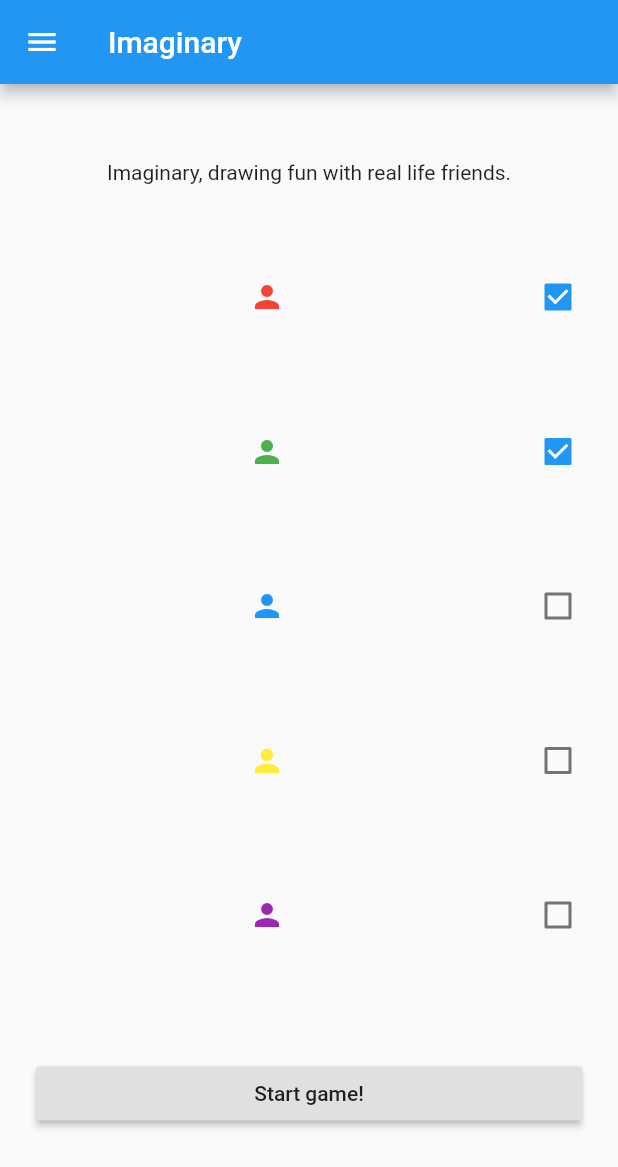
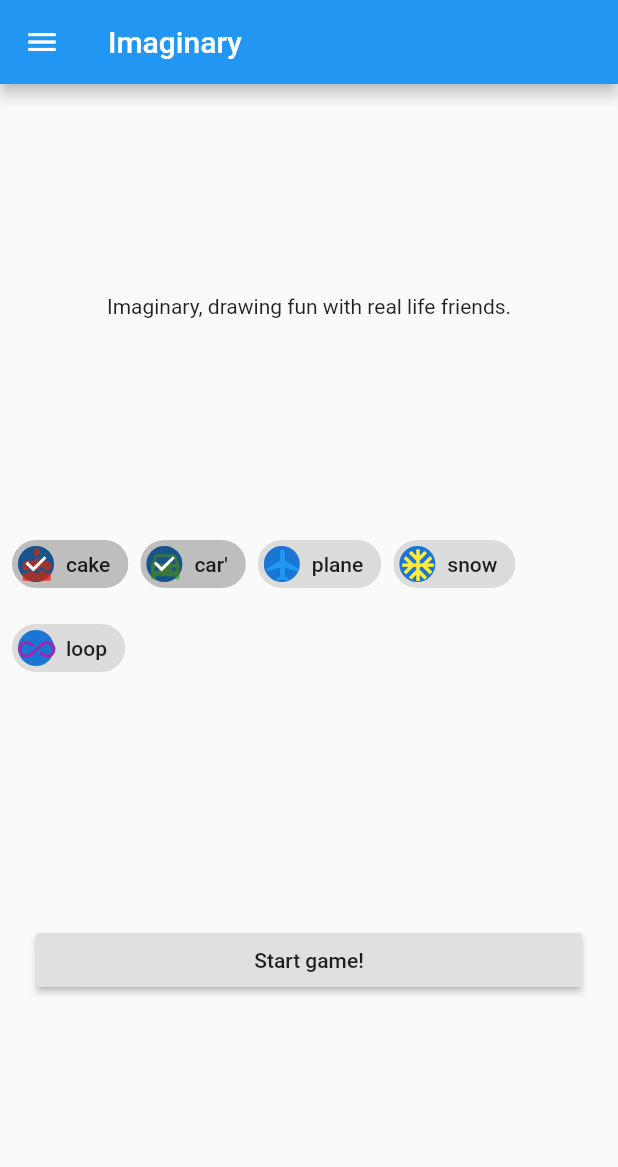
Before and after one commit to altera2015/Imaginary, a Flutter app: the screen it shows after launch, on a phone screen of 412 x 824 dp. Shown: the top 1167 px of the screen. Run offline on Flutter 3.47's test engine with Material 2 defaults, Android fonts, the phone set to English and light mode, and no system bars; our stand-ins replace flutter_colorpicker, flutter_speed_dial, sqflite; missing offline and left inert: esys_flutter_share; accounts and stored records are empty; project files that could hold a hidden picture were left out.

Commit message:
Updated new game screen

```diff
--- a/lib/new_game.dart
+++ b/lib/new_game.dart
@@ -17,13 +17,6 @@ class NewGamePage extends StatefulWidget {
 class _NewGameState extends State<NewGamePage> {
   Game _game;
   List<bool> _activePlayers = [true, true, false, false, false];
-  final List<Color> _colors = [
-    Colors.red,
-    Colors.green,
-    Colors.blue,
-    Colors.yellow,
-    Colors.purple
-  ];
   Words _words;
 
   @override
@@ -37,6 +30,25 @@ class _NewGameState extends State<NewGamePage> {
   void dispose() {
     _words.dispose();
     super.dispose();
+  }
+
+  Iterable<Widget> get playerWidgets sync* {
+    for (PlayerConfig config in PlayerConfig.players) {
+      yield Padding(
+        padding: const EdgeInsets.all(4.0),
+        child: FilterChip(
+          avatar: CircleAvatar(
+              child: Icon(config.iconData, color: config.color, size: 25)),
+          label: Text(config.name),
+          selected: _activePlayers[config.index],
+          onSelected: (bool value) {
+            setState(() {
+              _activePlayers[config.index] = value;
+            });
+          },
+        ),
+      );
+    }
   }
 
   @override
@@ -72,7 +84,6 @@ class _NewGameState extends State<NewGamePage> {
                   _words.getStats();
                   Navigator.pop(context);
                 })
-
           ],
         )),
         appBar: new AppBar(
@@ -86,49 +97,8 @@ class _NewGameState extends State<NewGamePage> {
               children: <Widget>[
                 Text("Imaginary, drawing fun with real life friends.",
                     textAlign: TextAlign.center),
-                CheckboxListTile(
-                  title: Icon(Icons.person, color: _colors[0]),
-                  value: _activePlayers[0],
-                  onChanged: (bool value) {
-                    setState(() {
-                      _activePlayers[0] = value;
-                    });
-                  },
-                ),
-                CheckboxListTile(
-                    title: Icon(Icons.person, color: _colors[1]),
-                    value: _activePlayers[1],
-                    onChanged: (bool value) {
-                      setState(() {
-                        _activePlayers[1] = value;
-                      });
-                    }),
-                CheckboxListTile(
-                  title: Icon(Icons.person, color: _colors[2]),
-                  value: _activePlayers[2],
-                  onChanged: (bool value) {
-                    setState(() {
-                      _activePlayers[2] = value;
-                    });
-                  },
-                ),
-                CheckboxListTile(
-                  title: Icon(Icons.person, color: _colors[3]),
-                  value: _activePlayers[3],
-                  onChanged: (bool value) {
-                    setState(() {
-                      _activePlayers[3] = value;
-                    });
-                  },
-                ),
-                CheckboxListTile(
-                  title: Icon(Icons.person, color: _colors[4]),
-                  value: _activePlayers[4],
-                  onChanged: (bool value) {
-                    setState(() {
-                      _activePlayers[4] = value;
-                    });
-                  },
+                Wrap(
+                  children: playerWidgets.toList(),
                 ),
                 Padding(
                     padding: EdgeInsets.all(20.0),
@@ -140,7 +110,8 @@ class _NewGameState extends State<NewGamePage> {
                               _game.players = [];
                               for (int i = 0; i < _activePlayers.length; i++) {
                                 if (_activePlayers[i]) {
-                                  _game.players.add(Player(i, _colors[i], 0));
+                                  _game.players.add(
+                                      Player(i, PlayerConfig.players[i], 0));
                                 }
                               }
                               _game.currentDrawer = 0;
--- a/lib/player.dart
+++ b/lib/player.dart
@@ -1,5 +1,6 @@
 import 'dart:core';
 import 'package:flutter/painting.dart';
+import 'package:flutter/material.dart';
 
 class Game {
   List<Player> players;
@@ -8,41 +9,78 @@ class Game {
 
   void nextDrawer() {
     currentDrawer++;
-    if ( currentDrawer >= players.length ) {
+    if (currentDrawer >= players.length) {
       currentDrawer = 0;
     }
   }
-  Player drawer( ) {
+
+  Player drawer() {
     return players[currentDrawer];
   }
-
 }
 
+class PlayerConfig {
+  final int index;
+  final Color color;
+  final IconData iconData;
+  final String name;
+
+  PlayerConfig(this.index, this.color, this.iconData, this.name);
+
+  factory PlayerConfig.create(int index, String name) {
+    return PlayerConfig(index, colors[index], icons[index], name);
+  }
+
+  static List<Color> colors = [
+    Colors.red,
+    Colors.green,
+    Colors.blue,
+    Colors.yellow,
+    Colors.purple
+  ];
+
+  static List<IconData> icons = [
+    Icons.cake,
+    Icons.directions_car,
+    Icons.airplanemode_active,
+    Icons.ac_unit,
+    Icons.all_inclusive
+  ];
+
+  static List<PlayerConfig> players = [
+    PlayerConfig.create(0, "cake"),
+    PlayerConfig.create(1, "car'"),
+    PlayerConfig.create(2, "plane"),
+    PlayerConfig.create(3, "snow"),
+    PlayerConfig.create(4, "loop"),
+  ];
+}
 
 class Player {
-  int index;
-  Color color;
+  final int index;
+  final PlayerConfig config;
   int points;
 
-  Player(this.index, this.color, this.points);
+  Color get color => config.color;
+  IconData get iconData => config.iconData;
 
-  static Player find(List<Player> players, Color c ) {
+  Player(this.index, this.config, this.points);
 
-    if ( c == null ) {
+  static Player find(List<Player> players, Color c) {
+    if (c == null) {
       return null;
     }
 
     Player found;
     players.forEach((Player p) {
-      if ( p.color == c ) {
+      if (p.color == c) {
         found = p;
       }
     });
     return found;
   }
 
-  String toString( ) {
+  String toString() {
     return "Player index=$index, pts=$points";
   }
-
 }
--- a/pubspec.yaml
+++ b/pubspec.yaml
@@ -8,6 +8,8 @@ dependencies:
   flutter_colorpicker: ^0.1.0
   esys_flutter_share: ^0.0.6
   sqflite: any
+  linalg: ^0.1.1
+
 
   # The following adds the Cupertino Icons font to your application.
   # Use with the CupertinoIcons class for iOS style icons.
```
Also changed, not shown: pubspec.lock.
